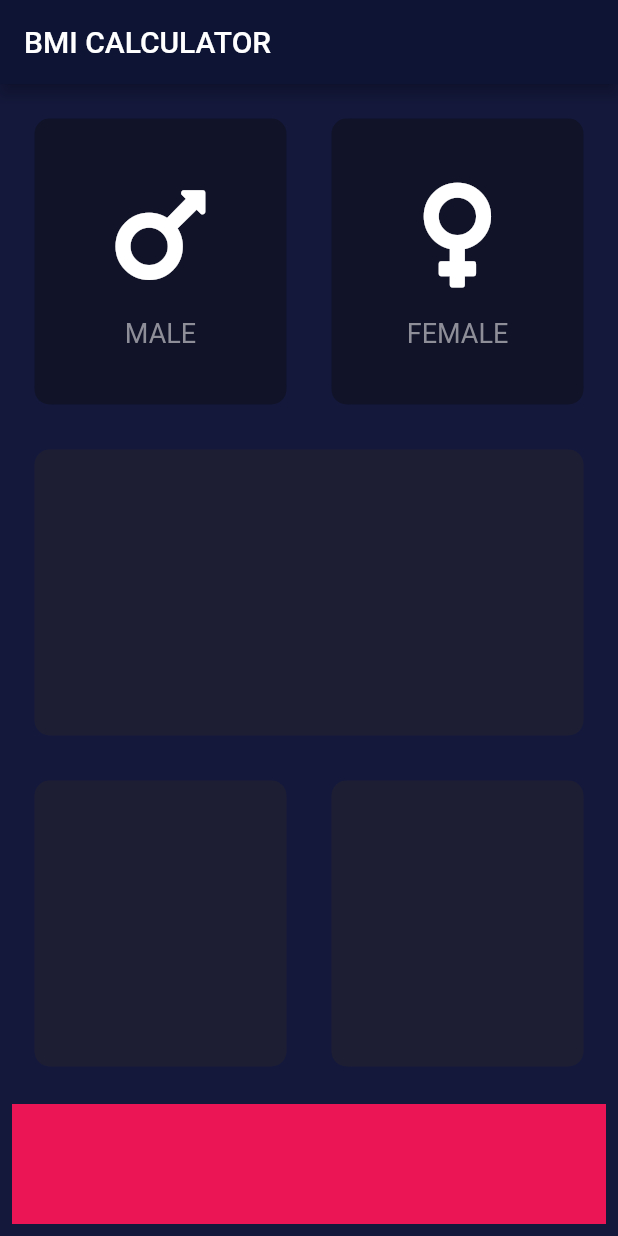
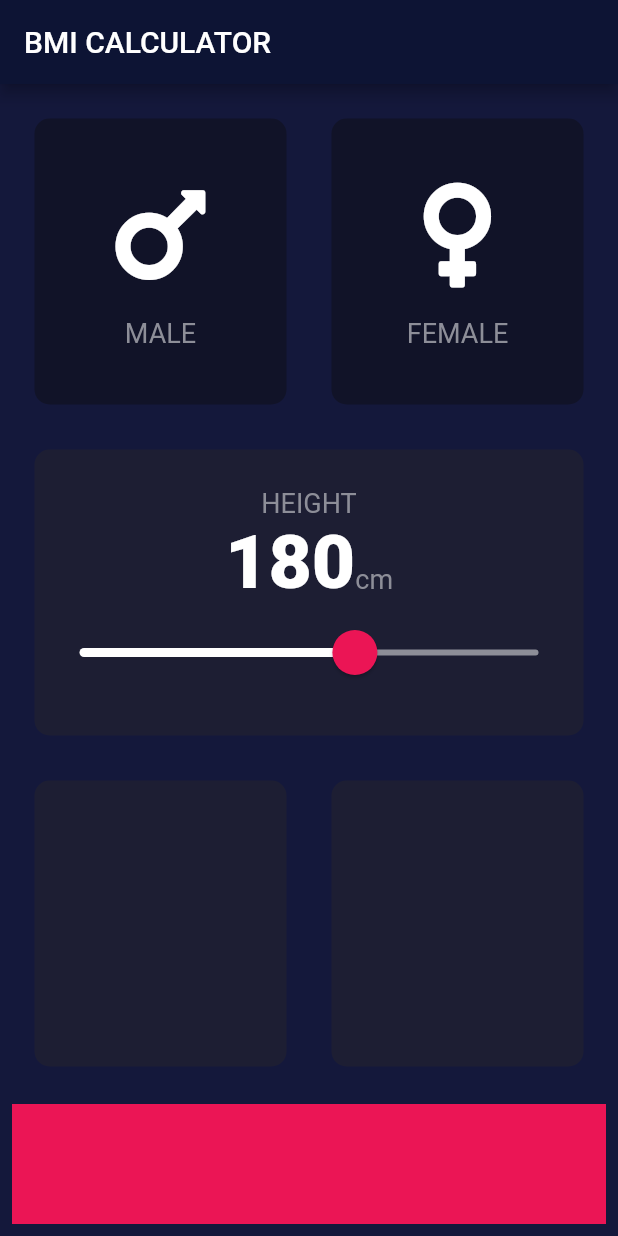
Before and after one commit to sklearn21/Flutter-BMI-Calculator, a Flutter app: the screen it shows after launch, on a phone screen of 412 x 824 dp. Run offline on Flutter 3.47's test engine with Material 2 defaults, Android fonts, the phone set to English and light mode, and no system bars; our stand-ins replace font_awesome_flutter.

Commit message:
Added slider.

```diff
--- /dev/null
+++ b/lib/constants.dart
@@ -0,0 +1,16 @@
+import 'package:flutter/material.dart';
+
+const kLabelTextStyle = TextStyle(
+  fontSize: 18.0,
+  color: Color(0xFF8D8E98),
+);
+
+const kNumberTextStyle = TextStyle(
+  fontSize: 50,
+  fontWeight: FontWeight.w900,
+);
+
+const kBottomContainerHeight = 80.00;
+const kActiveCardColor = Color(0xFF1D1E33);
+const kInactiveCardColor = Color(0xFF111328);
+const kBottomContainerColor = Color(0xFFEB1555);
--- a/lib/icon_content.dart
+++ b/lib/icon_content.dart
@@ -1,9 +1,5 @@
 import 'package:flutter/material.dart';
-
-const labelTextStyle = TextStyle(
-  fontSize: 18.0,
-  color: Color(0xFF8D8E98),
-);
+import 'constants.dart';
 
 class IconContent extends StatelessWidget {
   IconContent({this.icon, this.label});
@@ -23,7 +19,7 @@ class IconContent extends StatelessWidget {
         ),
         Text(
           label,
-          style: labelTextStyle,
+          style: kLabelTextStyle,
         )
       ],
     );
--- a/lib/input_page.dart
+++ b/lib/input_page.dart
@@ -3,11 +3,7 @@ import 'package:flutter/material.dart';
 import 'package:font_awesome_flutter/font_awesome_flutter.dart';
 import 'icon_content.dart';
 import 'resuable_card.dart';
-
-const bottomContainerHeight = 80.00;
-const activeCardColor = Color(0xFF1D1E33);
-const inactiveCardColor = Color(0xFF111328);
-const bottomContainerColor = Color(0xFFEB1555);
+import 'constants.dart';
 
 enum Gender {
   male,
@@ -21,6 +17,7 @@ class InputPage extends StatefulWidget {
 
 class _InputPageState extends State<InputPage> {
   Gender selectedGender;
+  int height = 180;
 
   @override
   Widget build(BuildContext context) {
@@ -33,6 +30,7 @@ class _InputPageState extends State<InputPage> {
             child: Padding(
               padding: const EdgeInsets.all(8.0),
               child: Column(
+                crossAxisAlignment: CrossAxisAlignment.stretch,
                 children: <Widget>[
                   Expanded(
                     child: Row(
@@ -45,8 +43,8 @@ class _InputPageState extends State<InputPage> {
                               });
                             },
                             colour: selectedGender == Gender.male
-                                ? activeCardColor
-                                : inactiveCardColor,
+                                ? kActiveCardColor
+                                : kInactiveCardColor,
                             cardChild: IconContent(
                               icon: FontAwesomeIcons.mars,
                               label: 'MALE',
@@ -61,8 +59,8 @@ class _InputPageState extends State<InputPage> {
                               });
                             },
                             colour: selectedGender == Gender.female
-                                ? activeCardColor
-                                : inactiveCardColor,
+                                ? kActiveCardColor
+                                : kInactiveCardColor,
                             cardChild: IconContent(
                               icon: FontAwesomeIcons.venus,
                               label: 'FEMALE',
@@ -73,25 +71,69 @@ class _InputPageState extends State<InputPage> {
                     ),
                   ),
                   Expanded(
-                    child: ResuableCard(colour: activeCardColor),
+                    child: ResuableCard(
+                      colour: kActiveCardColor,
+                      cardChild: Column(
+                        mainAxisAlignment: MainAxisAlignment.center,
+                        children: <Widget>[
+                          Text(
+                            'HEIGHT',
+                            style: kLabelTextStyle,
+                          ),
+                          Row(
+                            mainAxisAlignment: MainAxisAlignment.center,
+                            crossAxisAlignment: CrossAxisAlignment.baseline,
+                            textBaseline: TextBaseline.alphabetic,
+                            children: <Widget>[
+                              Text(height.toString(), style: kNumberTextStyle),
+                              Text(
+                                'cm',
+                                style: kLabelTextStyle,
+                              )
+                            ],
+                          ),
+                          SliderTheme(
+                            data: SliderTheme.of(context).copyWith(
+                                activeTrackColor: Colors.white,
+                                inactiveTrackColor: Color(0xFF8D8E98),
+                                thumbColor: Color(0xFFEB1555),
+                                thumbShape: RoundSliderThumbShape(
+                                    enabledThumbRadius: 15.0),
+                                overlayColor: Color(0x29EB1555),
+                                overlayShape:
+                                    RoundSliderOverlayShape(overlayRadius: 30)),
+                            child: Slider(
+                              value: height.toDouble(),
+                              min: 120.0,
+                              max: 220.0,
+                              onChanged: (double newValue) {
+                                setState(() {
+                                  height = newValue.toInt();
+                                });
+                              },
+                            ),
+                          )
+                        ],
+                      ),
+                    ),
                   ),
                   Expanded(
                     child: Row(
                       children: <Widget>[
                         Expanded(
-                          child: ResuableCard(colour: activeCardColor),
+                          child: ResuableCard(colour: kActiveCardColor),
                         ),
                         Expanded(
-                          child: ResuableCard(colour: activeCardColor),
+                          child: ResuableCard(colour: kActiveCardColor),
                         )
                       ],
                     ),
                   ),
                   Container(
-                    color: bottomContainerColor,
+                    color: kBottomContainerColor,
                     margin: EdgeInsets.only(top: 10),
                     width: double.infinity,
-                    height: bottomContainerHeight,
+                    height: kBottomContainerHeight,
                   )
                 ],
               ),
```
